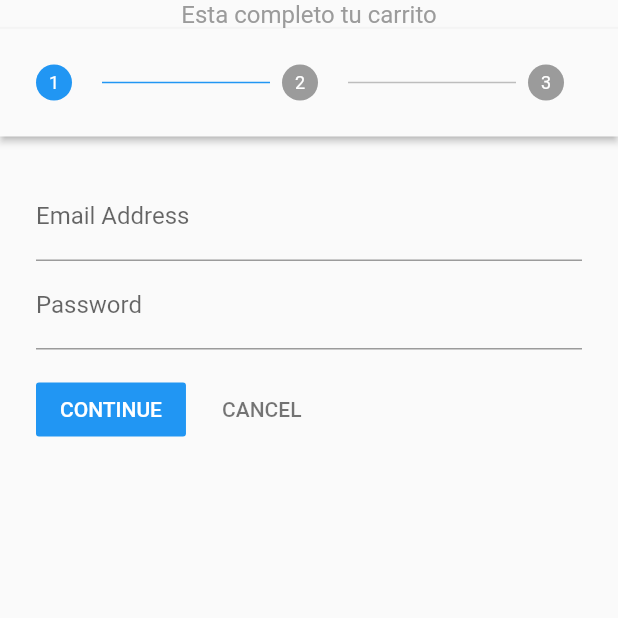
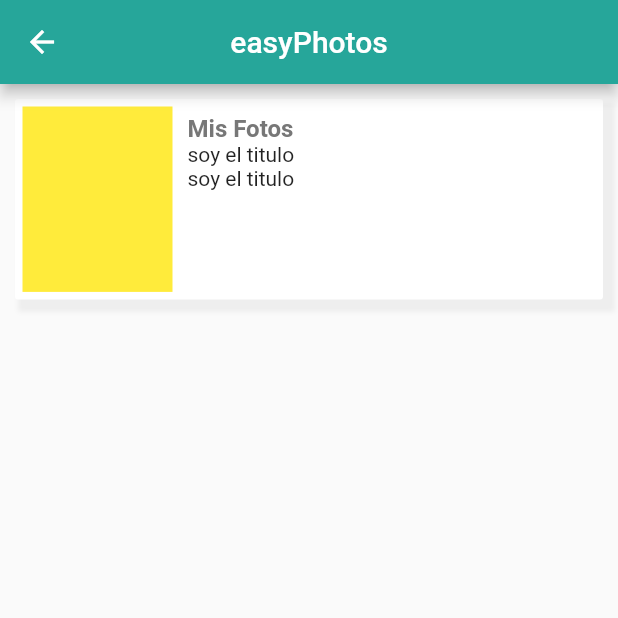
Before and after one commit to LuisAntonioChanKuyoc/Flutter, a Flutter app: the CartPage screen opened by its route, on a phone screen of 412 x 824 dp, the top half of it. Run offline on Flutter 3.47's test engine with Material 2 defaults, Android fonts, the phone set to English and light mode, and no system bars; our stand-ins replace firebase_auth, firebase_database, flutter_redux, google_fonts, redux; missing offline and left inert: redux_logging; accounts and stored records are empty.

Commit message:
Se agregan cambios para el carrito

```diff
--- a/lib/app/Core/store/models/counter.dart
+++ b/lib/app/Core/store/models/counter.dart
@@ -1,5 +1,7 @@
 import 'dart:convert';
+import 'package:meta/meta.dart';
 
+@immutable
 class Counter {
   final int counter;
 
--- a/lib/app/Core/store/reducers/counter_reducer.dart
+++ b/lib/app/Core/store/reducers/counter_reducer.dart
@@ -12,5 +12,5 @@ Counter _incrementReducer(Counter state, IncrementCounter action) {
 }
 
 Counter _decrementeReducer(Counter state, DecrementCounter action) {
-  return new Counter().copyWith(counter: state.counter - 11);
+  return new Counter().copyWith(counter: state.counter - 1);
 }
--- a/lib/app/page/cart_page.dart
+++ b/lib/app/page/cart_page.dart
@@ -1,3 +1,4 @@
+import 'package:app_demo/app/themes/app_colors.dart';
 import 'package:flutter/material.dart';
 
 class CartPage extends StatefulWidget {
@@ -8,95 +9,76 @@ class CartPage extends StatefulWidget {
 }
 
 class _CartPageState extends State<CartPage> {
-  int _currentStep = 0;
-  bool complete = false;
-
-  List<Step> _purchaseSteps = [
-    Step(
-      title: const Text(''),
-      isActive: true,
-      state: StepState.indexed,
-      content: Column(
-        children: <Widget>[
-          TextFormField(
-            decoration: InputDecoration(labelText: 'Email Address'),
-          ),
-          TextFormField(
-            decoration: InputDecoration(labelText: 'Password'),
-          ),
-        ],
-      ),
-    ),
-    Step(
-      isActive: false,
-      state: StepState.indexed,
-      title: const Text(''),
-      content: Column(
-        children: <Widget>[
-          TextFormField(
-            decoration: InputDecoration(labelText: 'Home Address'),
-          ),
-          TextFormField(
-            decoration: InputDecoration(labelText: 'Postcode'),
-          ),
-        ],
-      ),
-    ),
-    Step(
-      state: StepState.indexed,
-      title: const Text(''),
-      content: Column(
-        children: <Widget>[
-          CircleAvatar(
-            backgroundColor: Colors.red,
-          )
-        ],
-      ),
-    ),
-  ];
   @override
   Widget build(BuildContext context) {
+    MediaQueryData deviceInfo = MediaQuery.of(context);
+
     return Scaffold(
-      body: Column(
+      appBar: AppBar(
+        centerTitle: true,
+        title: Text('easyPhotos'),
+      ),
+      body: ListView(
         children: <Widget>[
-          Row(mainAxisAlignment: MainAxisAlignment.center, children: <Widget>[
-            SafeArea(
-              child: Text(
-                "Esta completo tu carrito",
-                textAlign: TextAlign.center,
-                style: TextStyle(
-                    fontSize: 16, color: Color.fromRGBO(155, 155, 155, 1)),
-              ),
-            ),
-          ]),
-          Expanded(
-            child: Stepper(
-              currentStep: _currentStep,
-              steps: _purchaseSteps,
-              type: StepperType.horizontal,
-              onStepContinue: next,
-              onStepTapped: (step) => goTo(step),
-              onStepCancel: cancel,
-            ),
-          )
+          Column(children: <Widget>[_Card()])
         ],
       ),
     );
   }
+}
 
-  next() {
-    _currentStep + 1 != _purchaseSteps.length
-        ? goTo(_currentStep + 1)
-        : setState(() => complete = true);
+class _Card extends StatelessWidget {
+  _Card({
+    String title,
+    String subtitle,
+  });
+  @override
+  Widget build(BuildContext context) {
+    MediaQueryData deviceInfo = MediaQuery.of(context);
+    return Container(
+      padding: EdgeInsets.all(5),
+      margin: EdgeInsets.symmetric(horizontal: 10, vertical: 10),
+      decoration: BoxDecoration(
+          color: Colors.white,
+          boxShadow: [AppColors.simpleShadow],
+          borderRadius: BorderRadius.all(Radius.circular(2))),
+      child: Row(
+        children: <Widget>[
+          _image(deviceInfo.size.height * .15),
+          _description(deviceInfo.size.height * .15),
+        ],
+      ),
+      width: double.infinity,
+    );
   }
 
-  cancel() {
-    if (_currentStep > 0) {
-      goTo(_currentStep - 1);
-    }
+  Widget _info() => Column(
+        crossAxisAlignment: CrossAxisAlignment.start,
+        mainAxisAlignment: MainAxisAlignment.start,
+        children: <Widget>[
+          Text(
+            'Mis Fotos',
+            style: AppColors.titleStyle,
+          ),
+          Text('soy el titulo'),
+          Text('soy el titulo'),
+        ],
+      );
+
+  Widget _description(double height) {
+    return Container(
+        height: height,
+        padding: EdgeInsets.all(5),
+        decoration: BoxDecoration(color: Colors.white),
+        child: _info());
   }
 
-  goTo(int step) {
-    setState(() => _currentStep = step);
+  Widget _image(double height) {
+    return Container(
+      margin: EdgeInsets.only(right: 5),
+      height: height,
+      width: 100,
+      color: Colors.yellow,
+    );
   }
 }
--- a/lib/app/themes/app_colors.dart
+++ b/lib/app/themes/app_colors.dart
@@ -1,6 +1,7 @@
 import 'package:flutter/material.dart';
 
 class AppColors {
+  static const Color primaryColor = Color(0xFFE0703E);
   static const Color background = Color(0XFFFFFFFF);
 
   static const Color titleTextColor = const Color(0xff1d2635);
@@ -8,7 +9,6 @@ class AppColors {
 
   static const Color skyBlue = Color(0xff2890c8);
   static const Color lightBlue = Color(0xff5c3dff);
-
 
   static const Color orange = Color(0xffE65829);
   static const Color red = Color(0xffF72804);
@@ -22,4 +22,23 @@ class AppColors {
 
   static const Color black = Color(0xff20262C);
   static const Color lightblack = Color(0xff5F5F60);
+
+  // styles
+
+  static const TextStyle titleStyle = TextStyle(
+      fontSize: 16,
+      color: Color.fromRGBO(119, 119, 119, 1),
+      fontWeight: FontWeight.bold);
+
+  // shadow
+
+  static const BoxShadow simpleShadow = BoxShadow(
+    color: Color.fromRGBO(0, 0, 0, .05),
+    blurRadius: 2.0, // soften the shadow
+    spreadRadius: 3.0, //extend the shadow
+    offset: Offset(
+      5.0, // Move to right 10  horizontally
+      5.0, // Move to bottom 10 Vertically
+    ),
+  );
 }
```
Also changed, not shown: lib/app/page/HomePage.dart (+4 -3 lines), lib/app/page/login2_page.dart (added, +78 -0 lines), assets/img/2964405 1easy elements.png (added), assets/img/2972631 1easy elements.png (added), assets/img/easyphoto_box-08 1easy elements.png (added), assets/img/icon-name.png (added).
